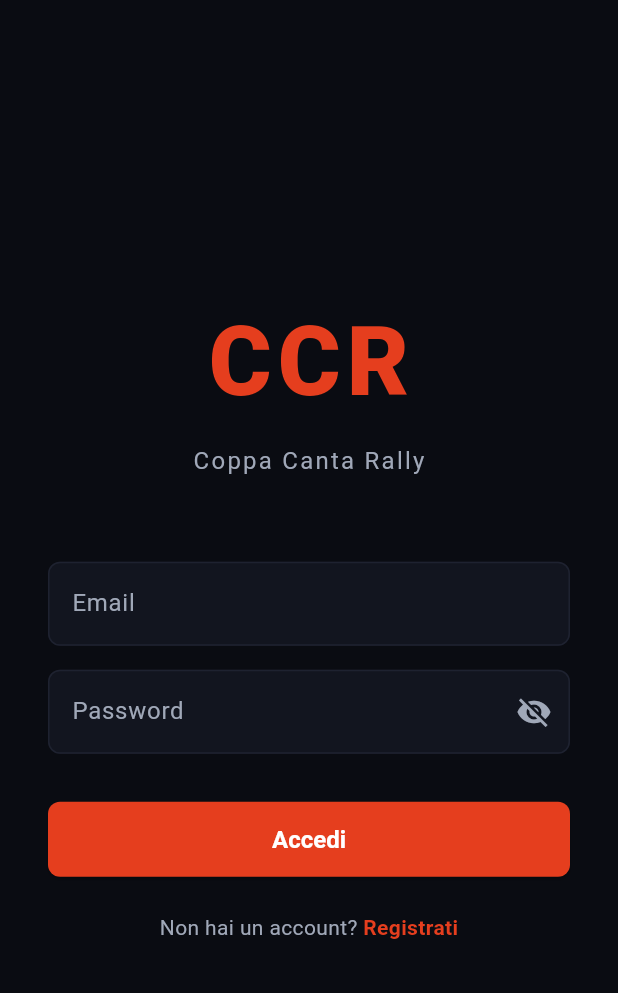
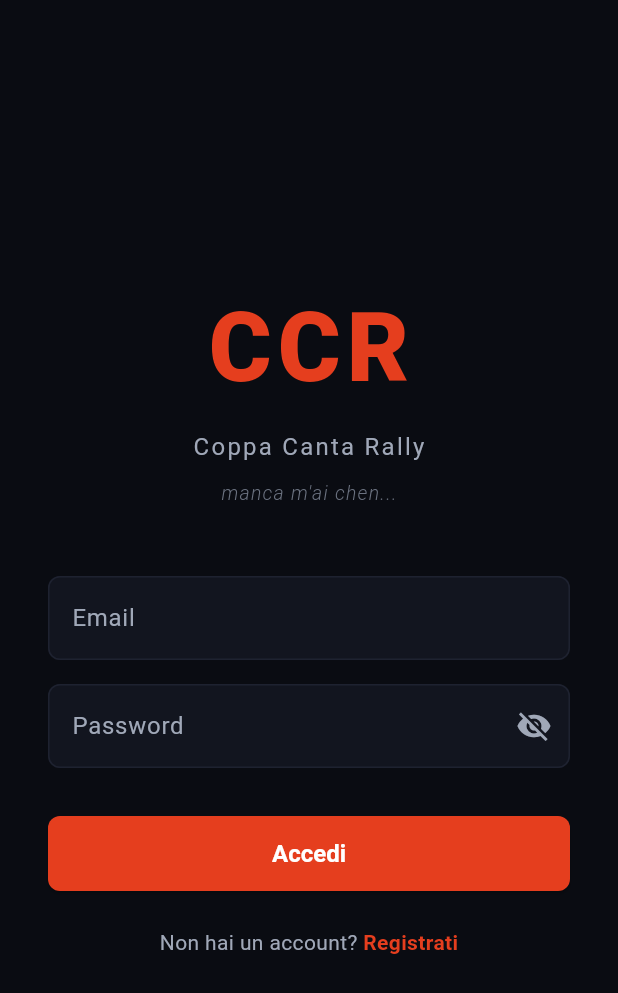
Before and after one commit to michelepierini89-gif/ccr_app, a Flutter app: the screen it shows after launch, on a phone screen of 412 x 824 dp. Shown: the top 993 px of the screen. Run offline on Flutter 3.47's test engine with Material 3 defaults, Android fonts, the phone set to English and light mode, and no system bars; our stand-ins replace cloud_firestore, file_picker, firebase_auth, firebase_core, firebase_messaging, firebase_storage and 6 more; missing offline and left inert: dart:html, gpx; accounts and stored records are empty.

Commit message:
feat(login): aggiungi frase motto sotto logo CCR
\"manca m'ai chen...\" in corsivo leggero grigio sotto \"Coppa Canta Rally\".

Co-Authored-By: Claude Sonnet 4.6 <noreply@anthropic.com>

```diff
--- a/lib/features/auth/screens/login_screen.dart
+++ b/lib/features/auth/screens/login_screen.dart
@@ -107,7 +107,18 @@ class _LoginScreenState extends ConsumerState<LoginScreen> {
                       letterSpacing: 1.5,
                     ),
                   ),
-                  const SizedBox(height: 56),
+                  const SizedBox(height: 10),
+                  const Text(
+                    'manca m\'ai chen...',
+                    style: TextStyle(
+                      color: Color(0xFF6B7280),
+                      fontSize: 13,
+                      fontStyle: FontStyle.italic,
+                      fontWeight: FontWeight.w300,
+                      letterSpacing: 0.8,
+                    ),
+                  ),
+                  const SizedBox(height: 46),
                   CcrTextField(
                     label: 'Email',
                     controller: _emailCtrl,
```
